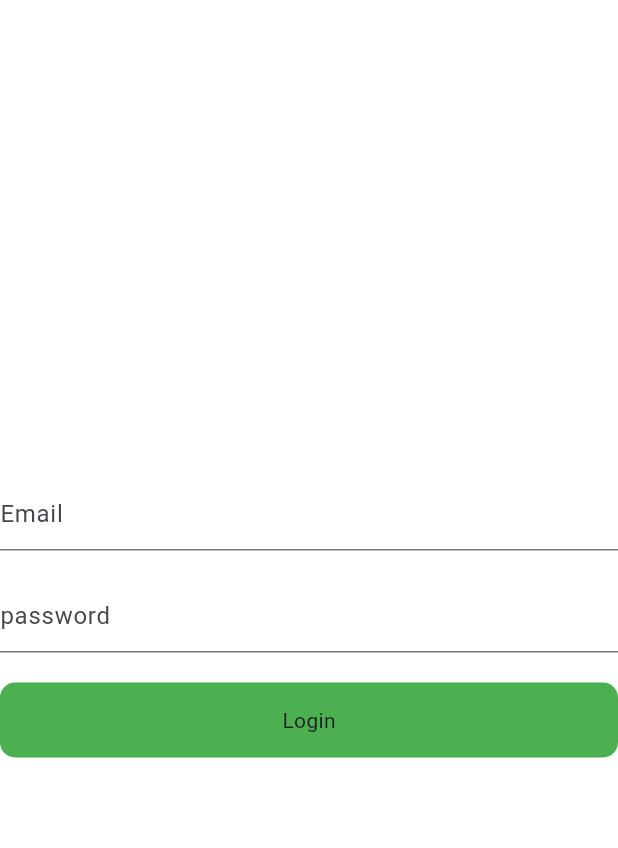
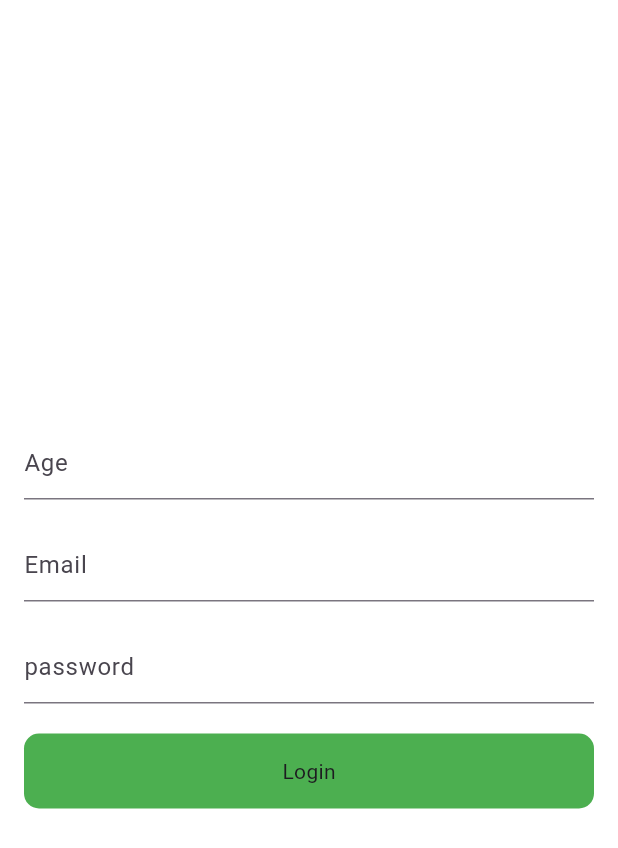
Before and after one commit to HamzaIqbalMughal/flutter_practice_sharedpreference_rest_api, a Flutter app: the screen it shows after launch, on a phone screen of 412 x 824 dp. Shown: the top 848 px of the screen. Run offline on Flutter 3.47's test engine with Material 2 defaults, Android fonts, the phone set to English and light mode, and no system bars; our stand-ins replace fluttertoast, shared_preferences.

Commit message:
practiced sharedPresferences, added LogIn and HomeScreen class

```diff
--- a/lib/login_screen.dart
+++ b/lib/login_screen.dart
@@ -1,4 +1,5 @@
 import 'package:flutter/material.dart';
+import 'package:flutter_practice_sharedpreference_rest_api/home_screen.dart';
 import 'package:fluttertoast/fluttertoast.dart';
 import 'package:shared_preferences/shared_preferences.dart';
 
@@ -12,44 +13,57 @@ class LogInScreen extends StatefulWidget {
 }
 
 class _LogInScreenState extends State<LogInScreen> {
+  final logInFormKey = GlobalKey<FormState>();
+
+  final emailController = TextEditingController();
+  final passwordController = TextEditingController();
+  final ageController = TextEditingController();
+
   @override
   Widget build(BuildContext context) {
     return Scaffold(
+      // resizeToAvoidBottomInset: true,
       backgroundColor: Colors.white,
       body: Padding(
-        padding: const EdgeInsets.symmetric(vertical: 10),
+        padding: const EdgeInsets.symmetric(horizontal: 16),
         child: Column(
           mainAxisAlignment: MainAxisAlignment.center,
           crossAxisAlignment: CrossAxisAlignment.center,
           children: [
             TextFormField(
+              keyboardType: TextInputType.number,
+              controller: ageController,
+              decoration: InputDecoration(hintText: 'Age'),
+            ),
+            SizedBox(
+              height: 20,
+            ),
+            TextFormField(
+              controller: emailController,
+              decoration: InputDecoration(hintText: 'Email'),
+            ),
+            SizedBox(
+              height: 20,
+            ),
+            TextFormField(
+              controller: passwordController,
+              obscureText: true,
               decoration: InputDecoration(
-                hintText: 'Email'
+                hintText: 'password',
               ),
             ),
-            SizedBox(height: 20,),
-            TextFormField(
-              decoration: InputDecoration(
-                  hintText: 'password'
-              ),
+            SizedBox(
+              height: 20,
             ),
-            SizedBox(height: 20,),
-
             InkWell(
               onTap: () async {
                 SharedPreferences sp = await SharedPreferences.getInstance();
-                sp.setString('name', 'Hamza Iqbal');
-                sp.setInt('age', 23);
-                sp.setBool('isLogin', true);
 
-                // Fluttertoast.showToast(msg: 'Button Clicked');
-                // myFutureFunc();
-                print(sp.get('name'));   // print(sp.getString('name'));
-                print(sp.get('age'));
-                print(sp.getBool('isLogin').toString());
+                sp.setString('email', emailController.text.toString());
+                sp.setString('age', ageController.text.toString());
+                sp.setBool('isLogIn', false);
 
-                sp.remove('name');
-
+                Navigator.pushNamed(context, HomeScreen.screen_id);
               },
               child: Container(
                 height: 50,
@@ -63,7 +77,6 @@ class _LogInScreenState extends State<LogInScreen> {
                 ),
               ),
             ),
-
           ],
         ),
       ),
--- a/notes.txt
+++ b/notes.txt
@@ -1,4 +1,6 @@
 things learned in this project:
 1. Splash Screen (also used routes)
 2. Future Function (asyn await)
-3.
+3. SharedPreferences
+4. used controllers
+5. on HomeScreen , added circular progress indicator & used dropdown manu button
```
Also changed, not shown: lib/home_screen.dart (+93 -5 lines), lib/splash_screen.dart (+13 -10 lines).
